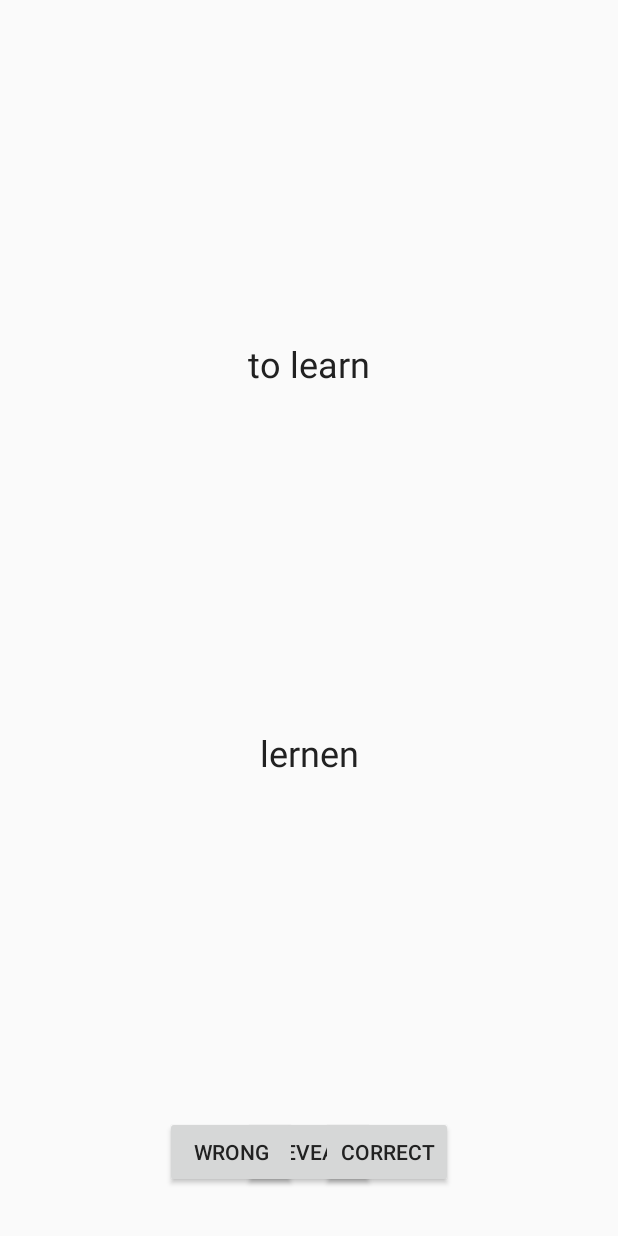
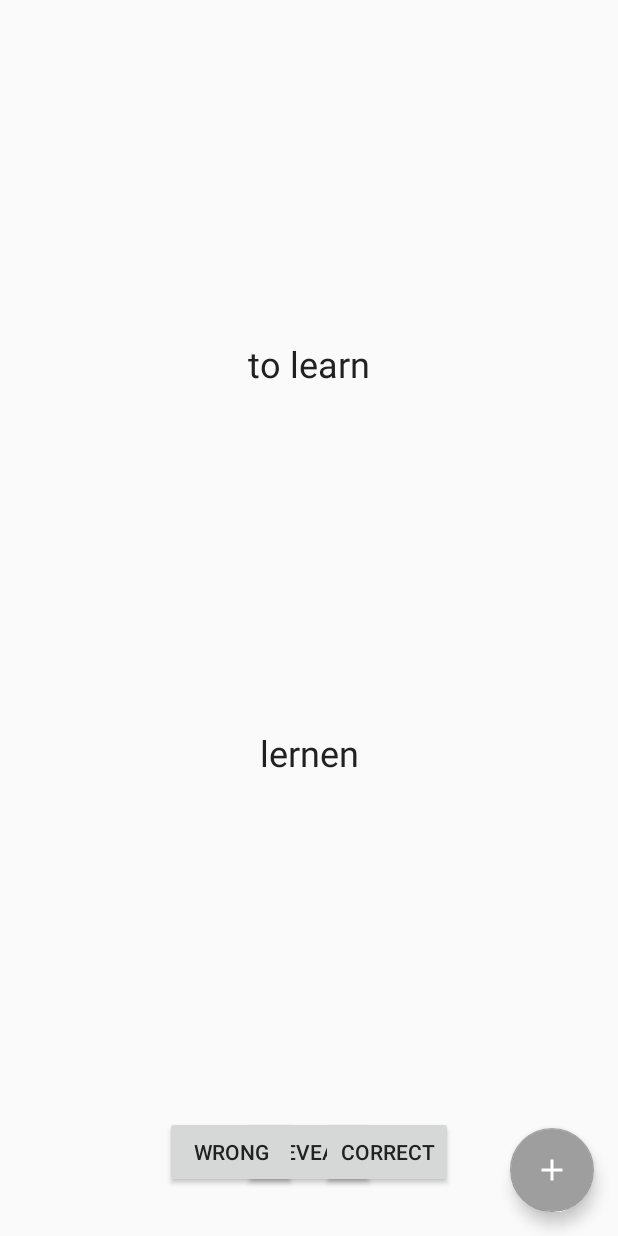
Before and after one commit to Lemao81/VocabularyTrainer, an Android app: the layout fragment_learn.xml on its own in the app's theme, with its tools: preview values and no code run, on a phone screen of 412 x 824 dp. Run offline under Robolectric (Android 15) with nearby library versions, the light colour scheme and no system bars.

Commit message:
add fabs + navigation to add flashcard fragment

```diff
--- a/app/build.gradle.kts
+++ b/app/build.gradle.kts
@@ -1,6 +1,6 @@
 plugins {
+    id(PluginIds.androidApplication)
     kotlin(PluginIds.android)
-    id(PluginIds.androidApplication)
     id(PluginIds.kotlinAndroidExtensions)
     id(PluginIds.kotlinSerialization)
 }
--- a/app/src/main/java/com/jueggs/vocabularytrainer/viewmodels/LearnViewModel.kt
+++ b/app/src/main/java/com/jueggs/vocabularytrainer/viewmodels/LearnViewModel.kt
@@ -3,6 +3,8 @@ package com.jueggs.vocabularytrainer.viewmodels
 import androidx.lifecycle.MutableLiveData
 import com.jueggs.andutils.aac.Alter
 import com.jueggs.andutils.aac.BaseViewModel
+import com.jueggs.andutils.aac.Trigger
+import com.jueggs.vocabularytrainer.R
 import com.jueggs.vocabularytrainer.usecases.DismissFlashCardCorrectUseCase
 import com.jueggs.vocabularytrainer.usecases.DismissFlashCardWrongUseCase
 import com.jueggs.vocabularytrainer.usecases.ShowNextFlashCardUseCase
@@ -39,4 +41,6 @@ class LearnViewModel(
             viewStateStore.dispatchAction(showNextFlashCardUseCase::invoke)
         }
     }
+
+    fun addFlashCard() = viewStateStore.dispatchAction(Trigger { copy(navigationId = R.id.action_learnFragment_to_addFlashCardFragment) })
 }
--- a/app/src/main/java/com/jueggs/vocabularytrainer/viewmodels/NothingToLearnViewModel.kt
+++ b/app/src/main/java/com/jueggs/vocabularytrainer/viewmodels/NothingToLearnViewModel.kt
@@ -2,8 +2,11 @@ package com.jueggs.vocabularytrainer.viewmodels
 
 import com.jueggs.andutils.aac.BaseViewModel
 import com.jueggs.andutils.aac.Trigger
+import com.jueggs.vocabularytrainer.R
 import com.jueggs.vocabularytrainer.viewstates.NothingToLearnViewState
 
 class NothingToLearnViewModel : BaseViewModel<NothingToLearnViewState>(NothingToLearnViewState()) {
     fun closeApp() = viewStateStore.dispatchAction(Trigger { copy(isShouldCloseApp = true) })
+
+    fun addFlashCard() = viewStateStore.dispatchAction(Trigger { copy(navigationId = R.id.action_nothingToLearnFragment_to_addFlashCardFragment) })
 }
--- a/app/src/main/res/layout/fragment_learn.xml
+++ b/app/src/main/res/layout/fragment_learn.xml
@@ -74,5 +74,10 @@
             app:layout_constraintBottom_toBottomOf="parent"
             app:layout_constraintEnd_toEndOf="parent"
             app:layout_constraintStart_toEndOf="@+id/btnWrong" />
+
+        <include
+            android:id="@+id/fabAddFlashCard"
+            layout="@layout/fab_add_flash_card"
+            android:onClick="@{() -> viewModel.addFlashCard()}" />
     </androidx.constraintlayout.widget.ConstraintLayout>
 </layout>
--- a/app/src/main/res/layout/fragment_nothing_to_learn.xml
+++ b/app/src/main/res/layout/fragment_nothing_to_learn.xml
@@ -36,5 +36,10 @@
             app:layout_constraintBottom_toBottomOf="parent"
             app:layout_constraintEnd_toEndOf="parent"
             app:layout_constraintStart_toStartOf="parent" />
+
+        <include
+            android:id="@+id/fabAddFlashCard"
+            layout="@layout/fab_add_flash_card"
+            android:onClick="@{() -> viewModel.addFlashCard()}" />
     </androidx.constraintlayout.widget.ConstraintLayout>
 </layout>
--- /dev/null
+++ b/common/src/main/res/drawable/ic_add_white_24dp.xml
@@ -0,0 +1,5 @@
+<vector android:height="24dp" android:tint="#FFFFFF"
+    android:viewportHeight="24.0" android:viewportWidth="24.0"
+    android:width="24dp" xmlns:android="http://schemas.android.com/apk/res/android">
+    <path android:fillColor="#FF000000" android:pathData="M19,13h-6v6h-2v-6H5v-2h6V5h2v6h6v2z"/>
+</vector>
--- /dev/null
+++ b/common/src/main/res/drawable/ic_add_white_36dp.xml
@@ -0,0 +1,5 @@
+<vector android:height="36dp" android:tint="#FFFFFF"
+    android:viewportHeight="24.0" android:viewportWidth="24.0"
+    android:width="36dp" xmlns:android="http://schemas.android.com/apk/res/android">
+    <path android:fillColor="#FF000000" android:pathData="M19,13h-6v6h-2v-6H5v-2h6V5h2v6h6v2z"/>
+</vector>
--- /dev/null
+++ b/common/src/main/res/layout/fab_add_flash_card.xml
@@ -0,0 +1,14 @@
+<?xml version="1.0" encoding="utf-8"?>
+<com.google.android.material.floatingactionbutton.FloatingActionButton xmlns:android="http://schemas.android.com/apk/res/android"
+    xmlns:app="http://schemas.android.com/apk/res-auto"
+    android:id="@+id/fabAddFlashCard"
+    android:layout_width="wrap_content"
+    android:layout_height="wrap_content"
+    android:layout_marginEnd="16dp"
+    android:layout_marginBottom="16dp"
+    android:clickable="true"
+    android:focusable="true"
+    app:backgroundTint="@color/accent"
+    app:layout_constraintBottom_toBottomOf="parent"
+    app:layout_constraintEnd_toEndOf="parent"
+    app:srcCompat="@drawable/ic_add_white_24dp" />
```
